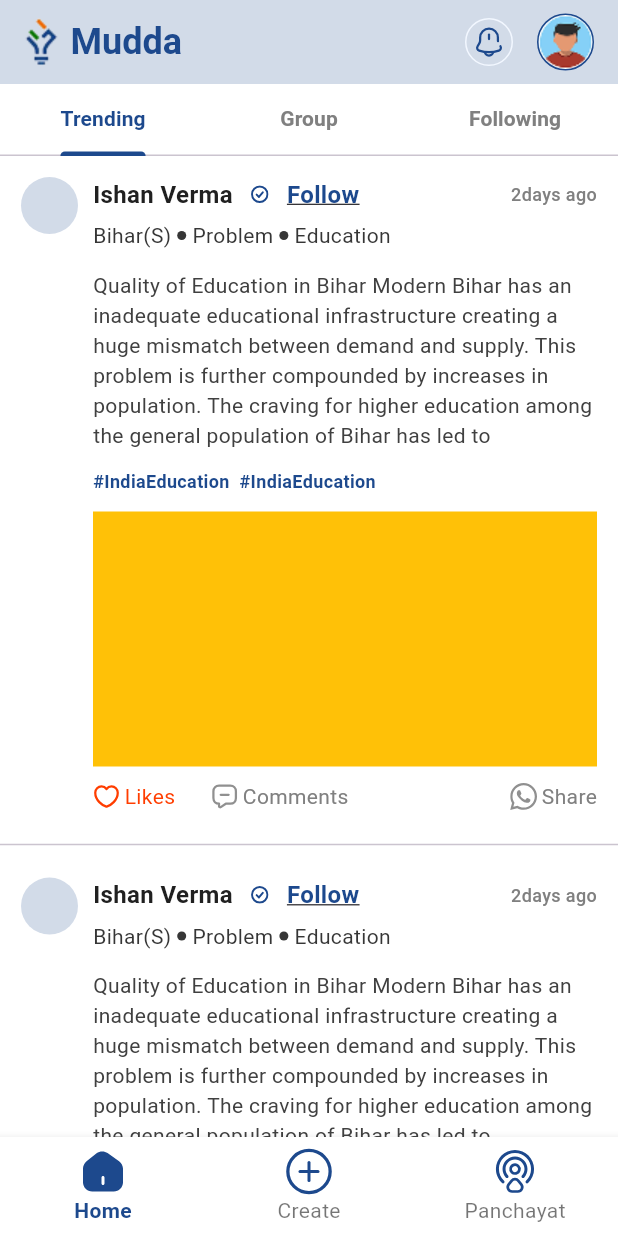
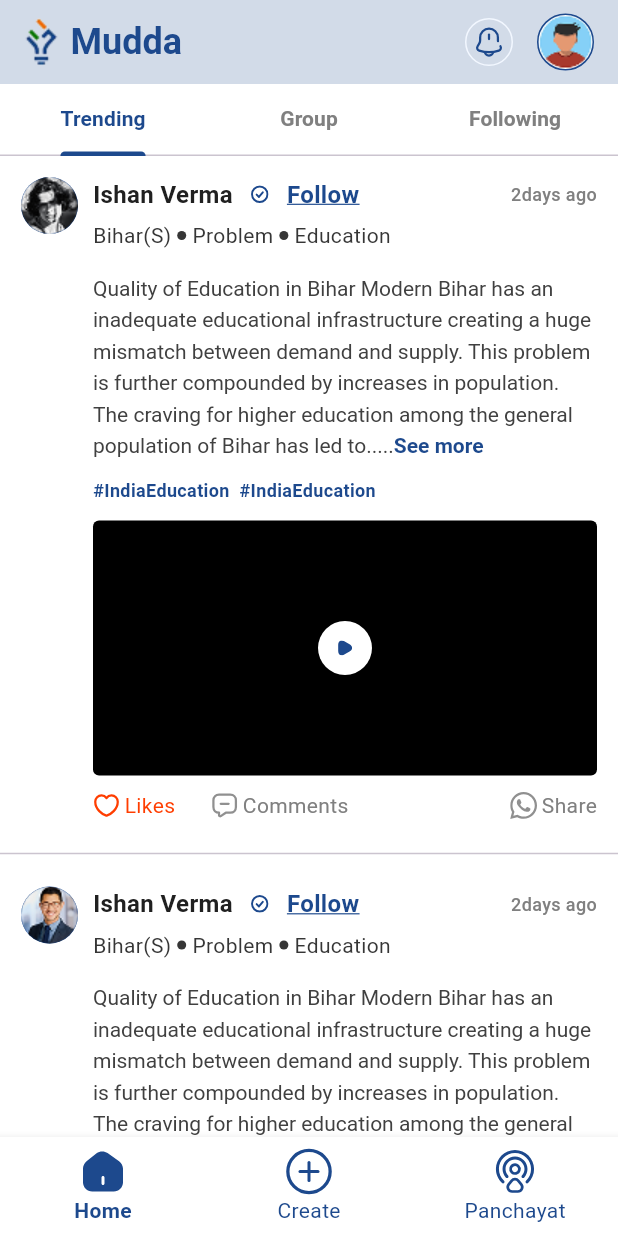
Before and after one commit to muhd-nish4d/aitraTech_technical, a Flutter app: the screen it shows after launch, on a phone screen of 412 x 824 dp. Run offline on Flutter 3.47's test engine with Material 3 defaults, Android fonts, the phone set to English and light mode, and no system bars; our stand-ins replace flutter_svg, visibility_detector, youtube_player_flutter.

```diff
--- a/lib/app/screens/home/view/home_view.dart
+++ b/lib/app/screens/home/view/home_view.dart
@@ -1,11 +1,24 @@
 import 'package:flutter/material.dart';
 import 'package:flutter_svg/svg.dart';
+import 'package:visibility_detector/visibility_detector.dart';
+import 'package:youtube_player/app/screens/home/widgets/player.dart';
 import 'package:youtube_player/const/assets/icons.dart';
+import 'package:youtube_player/const/assets/images.dart';
+import 'package:youtube_player/const/val/values.dart';
+import 'package:youtube_player_flutter/youtube_player_flutter.dart';
 
 import '../../../../const/style/app_colors.dart';
+import '../widgets/post_action.dart';
+import '../widgets/post_desc.dart';
+import '../widgets/post_sub_title.dart';
+import '../widgets/post_title.dart';
 
 class HomeView extends StatelessWidget {
   const HomeView({super.key});
+
+  static ValueNotifier<int> playingIndex = ValueNotifier(-1);
+  static final ValueNotifier<Map<String, Duration>> playbackPositions =
+      ValueNotifier({});
 
   @override
   Widget build(BuildContext context) {
@@ -35,10 +48,33 @@ class HomeView extends StatelessWidget {
           Expanded(
             child: TabBarView(
               children: [
-                ListView.separated(
-                  itemCount: 10,
+                // Outer ValueListenableBuilder to pause videos that go offscreen
+                ValueListenableBuilder(
+                  valueListenable: playingIndex,
+                  builder: (context, playingIndexValue, child) {
+                    // Inner ValueListenableBuilder to restore saved video positions
+                    return ValueListenableBuilder(
+                      valueListenable: playbackPositions,
+                      builder: (context, startFromMap, child) {
+                        return ListView.separated(
+                          itemCount: AppValues.videoUrls.length,
                           itemBuilder: (context, index) {
-                    return Padding(
+                            final videoUrl = AppValues.videoUrls[index];
+                            final videoId =
+                                YoutubePlayer.convertUrlToId(videoUrl)!;
+                            final startFrom =
+                                startFromMap[videoId] ?? Duration.zero;
+
+                            return VisibilityDetector(
+                              key: Key('video_$index'),
+                              onVisibilityChanged: (info) {
+                                // Update currently playing index if video becomes visible
+                                if (info.visibleFraction > 0.5 &&
+                                    playingIndexValue != index) {
+                                  playingIndex.value = index;
+                                }
+                              },
+                              child: Padding(
                                 padding: EdgeInsets.all(14),
                                 child: Row(
                                   crossAxisAlignment: CrossAxisAlignment.start,
@@ -47,106 +83,27 @@ class HomeView extends StatelessWidget {
                                       width: 38,
                                       height: 38,
                                       decoration: BoxDecoration(
+                                        image: DecorationImage(
+                                          image: AssetImage(
+                                            index % 2 == 0
+                                                ? AppImages.userImage1
+                                                : AppImages.userImage2,
+                                          ),
+                                        ),
                                         shape: BoxShape.circle,
-                              color: AppColors.textPrimary.withOpacity(0.2),
+                                        color: AppColors.textPrimary,
                                       ),
                                     ),
                                     SizedBox(width: 10),
                                     Expanded(
                                       child: Column(
                                         children: [
-                                Row(
-                                  spacing: 12,
-                                  children: [
-                                    Text(
-                                      'Ishan Verma',
-                                      style: TextStyle(
-                                        fontWeight: FontWeight.w700,
-                                        fontSize: 16,
-                                        color: AppColors.textTitle,
-                                      ),
-                                    ),
-                                    SvgPicture.asset(
-                                      width: 12,
-                                      height: 12,
-                                      AppIcons.verified,
-                                      semanticsLabel: 'verified',
-                                    ),
-                                    Text(
-                                      'Follow',
-                                      style: TextStyle(
-                                        fontWeight: FontWeight.w700,
-                                        fontSize: 16,
-                                        decoration: TextDecoration.underline,
-                                        color: AppColors.textPrimary,
-                                      ),
-                                    ),
-                                    Spacer(),
-                                    Text(
-                                      '2days ago',
-                                      style: TextStyle(
-                                        fontWeight: FontWeight.w500,
-                                        fontSize: 12,
-                                        color: AppColors.textTabGrey,
-                                      ),
-                                    ),
-                                  ],
-                                ),
+                                          HomePostTitleSection(),
                                           SizedBox(height: 6),
-                                Row(
-                                  spacing: 4,
-                                  children: [
-                                    Text(
-                                      'Bihar(S)',
-                                      style: TextStyle(
-                                        fontWeight: FontWeight.w400,
-                                        fontSize: 14,
-                                        color: AppColors.subtitleDot,
-                                      ),
-                                    ),
-                                    Container(
-                                      width: 6,
-                                      height: 6,
-                                      decoration: BoxDecoration(
-                                        shape: BoxShape.circle,
-                                        color: AppColors.subtitleDot,
-                                      ),
-                                    ),
-                                    Text(
-                                      'Problem',
-                                      style: TextStyle(
-                                        fontWeight: FontWeight.w400,
-                                        fontSize: 14,
-                                        color: AppColors.subtitleDot,
-                                      ),
-                                    ),
-                                    Container(
-                                      width: 6,
-                                      height: 6,
-                                      decoration: BoxDecoration(
-                                        shape: BoxShape.circle,
-                                        color: AppColors.subtitleDot,
-                                      ),
-                                    ),
-                                    Text(
-                                      'Education',
-                                      style: TextStyle(
-                                        fontWeight: FontWeight.w400,
-                                        fontSize: 14,
-                                        color: AppColors.subtitleDot,
-                                      ),
-                                    ),
-                                  ],
-                                ),
+                                          HomePostSubtitleSection(),
                                           SizedBox(height: 13),
-                                Text(
-                                  "Quality of Education in Bihar Modern Bihar has an inadequate educational infrastructure creating a huge mismatch between demand and supply. This problem is further compounded by increases in population. The craving for higher education among the general population of Bihar has led to",
-                                  style: TextStyle(
-                                    fontWeight: FontWeight.w400,
-                                    fontSize: 14,
-                                    color: AppColors.textDesc,
-                                  ),
-                                ),
+                                          DescriptionSection(),
+
                                           SizedBox(height: 12),
                                           Row(
                                             children: [
@@ -161,67 +118,65 @@ class HomeView extends StatelessWidget {
                                             ],
                                           ),
                                           SizedBox(height: 12),
-                                Container(height: 170, color: Colors.amber),
-                                SizedBox(height: 10),
-                                Row(
-                                  children: [
-                                    SvgPicture.asset(
-                                      width: 18,
-                                      height: 18,
-                                      AppIcons.heart,
-                                      semanticsLabel: 'heart',
+                                          Container(
+                                            height: 170,
+                                            decoration: BoxDecoration(
+                                              color: Colors.black,
+                                              borderRadius:
+                                                  BorderRadius.circular(4),
                                             ),
-                                    SizedBox(width: 3),
-                                    Text(
-                                      'Likes',
-                                      style: TextStyle(
-                                        color: AppColors.error,
-                                        fontWeight: FontWeight.w400,
-                                        fontSize: 14,
+                                            child:
+                                                playingIndexValue == index
+                                                    ? YoutubePlayerWidget(
+                                                      videoId: videoId,
+                                                      startFrom: startFrom,
+                                                      onStopped: (pos) {
+                                                        playbackPositions
+                                                                .value[videoId] =
+                                                            pos;
+                                                      },
+                                                    )
+                                                    : Center(
+                                                      child: Container(
+                                                        alignment:
+                                                            Alignment.center,
+                                                        width: 36,
+                                                        height: 36,
+                                                        padding: EdgeInsets.all(
+                                                          10,
+                                                        ),
+                                                        decoration: BoxDecoration(
+                                                          shape:
+                                                              BoxShape.circle,
+                                                          color:
+                                                              AppColors
+                                                                  .background,
+                                                        ),
+                                                        child: SvgPicture.asset(
+                                                          height: 10,
+                                                          width: 10,
+                                                          AppIcons.videoPlay,
+                                                          semanticsLabel:
+                                                              'video',
                                                         ),
                                                       ),
-                                    SizedBox(width: 24),
-                                    SvgPicture.asset(
-                                      width: 18,
-                                      height: 18,
-                                      AppIcons.comments,
-                                      semanticsLabel: 'Comments Logo',
-                                    ),
-                                    SizedBox(width: 3),
-                                    Text(
-                                      'Comments',
-                                      style: TextStyle(
-                                        color: AppColors.textTabGrey,
-                                        fontWeight: FontWeight.w400,
-                                        fontSize: 14,
                                                     ),
                                           ),
-                                    Spacer(),
-                                    SvgPicture.asset(
-                                      width: 18,
-                                      height: 18,
-                                      AppIcons.whatsapp,
-                                      semanticsLabel: 'Whatsapp Logo',
-                                    ),
-                                    SizedBox(width: 3),
-                                    Text(
-                                      'Share',
-                                      style: TextStyle(
-                                        color: AppColors.textTabGrey,
-                                        fontWeight: FontWeight.w400,
-                                        fontSize: 14,
-                                      ),
-                                    ),
-                                  ],
-                                ),
+                                          SizedBox(height: 10),
+                                          PostActionSection(),
                                         ],
                                       ),
                                     ),
                                   ],
                                 ),
+                              ),
                             );
                           },
                           separatorBuilder: (context, index) => Divider(),
+                        );
+                      },
+                    );
+                  },
                 ),
                 Center(child: Text('Group')),
                 Center(child: Text('Following')),
--- /dev/null
+++ b/lib/app/screens/home/widgets/player.dart
@@ -0,0 +1,51 @@
+import 'package:flutter/material.dart';
+import 'package:youtube_player_flutter/youtube_player_flutter.dart';
+
+class YoutubePlayerWidget extends StatefulWidget {
+  final String videoId;
+  final Duration startFrom;
+  final ValueChanged<Duration> onStopped;
+
+  const YoutubePlayerWidget({
+    super.key,
+    required this.videoId,
+    required this.startFrom,
+    required this.onStopped,
+  });
+
+  @override
+  State<YoutubePlayerWidget> createState() => _YoutubePlayerWidgetState();
+}
+
+class _YoutubePlayerWidgetState extends State<YoutubePlayerWidget> {
+  late YoutubePlayerController _controller;
+
+  @override
+  void initState() {
+    super.initState();
+    _controller = YoutubePlayerController(
+      initialVideoId: widget.videoId,
+      flags: const YoutubePlayerFlags(autoPlay: true, mute: false),
+    );
+  }
+
+  @override
+  void dispose() {
+    widget.onStopped(_controller.value.position);
+    _controller.dispose();
+    super.dispose();
+  }
+
+  @override
+  Widget build(BuildContext context) {
+    return YoutubePlayer(
+      controller: _controller,
+      showVideoProgressIndicator: true,
+      onReady: () {
+        if (widget.startFrom > Duration.zero) {
+          _controller.seekTo(widget.startFrom);
+        }
+      },
+    );
+  }
+}
--- /dev/null
+++ b/lib/app/screens/home/widgets/post_action.dart
@@ -0,0 +1,64 @@
+import 'package:flutter/material.dart';
+import 'package:flutter_svg/svg.dart';
+
+import '../../../../const/assets/icons.dart';
+import '../../../../const/style/app_colors.dart';
+
+class PostActionSection extends StatelessWidget {
+  const PostActionSection({super.key});
+
+  @override
+  Widget build(BuildContext context) {
+    return Row(
+      children: [
+        SvgPicture.asset(
+          width: 18,
+          height: 18,
+          AppIcons.heart,
+          semanticsLabel: 'heart',
+        ),
+        SizedBox(width: 3),
+        Text(
+          'Likes',
+          style: TextStyle(
+            color: AppColors.error,
+            fontWeight: FontWeight.w400,
+            fontSize: 14,
+          ),
+        ),
+        SizedBox(width: 24),
+        SvgPicture.asset(
+          width: 18,
+          height: 18,
+          AppIcons.comments,
+          semanticsLabel: 'Comments Logo',
+        ),
+        SizedBox(width: 3),
+        Text(
+          'Comments',
+          style: TextStyle(
+            color: AppColors.textTabGrey,
+            fontWeight: FontWeight.w400,
+            fontSize: 14,
+          ),
+        ),
+        Spacer(),
+        SvgPicture.asset(
+          width: 18,
+          height: 18,
+          AppIcons.whatsapp,
+          semanticsLabel: 'Whatsapp Logo',
+        ),
+        SizedBox(width: 3),
+        Text(
+          'Share',
+          style: TextStyle(
+            color: AppColors.textTabGrey,
+            fontWeight: FontWeight.w400,
+            fontSize: 14,
+          ),
+        ),
+      ],
+    );
+  }
+}
--- /dev/null
+++ b/lib/app/screens/home/widgets/post_desc.dart
@@ -0,0 +1,33 @@
+import 'package:flutter/material.dart';
+
+import '../../../../const/style/app_colors.dart';
+
+class DescriptionSection extends StatelessWidget {
+  const DescriptionSection({super.key});
+
+  @override
+  Widget build(BuildContext context) {
+    return RichText(
+      text: TextSpan(
+        style: TextStyle(
+          fontWeight: FontWeight.w400,
+          fontSize: 14,
+          height: 1.50,
+          color: AppColors.textDesc,
+        ),
+        text:
+            'Quality of Education in Bihar Modern Bihar has an inadequate educational infrastructure creating a huge mismatch between demand and supply. This problem is further compounded by increases in population. The craving for higher education among the general population of Bihar has led to.....',
+        children: [
+          TextSpan(
+            text: 'See more',
+            style: TextStyle(
+              color: AppColors.textPrimary,
+              fontWeight: FontWeight.w700,
+              fontSize: 14,
+            ),
+          ),
+        ],
+      ),
+    );
+  }
+}
--- /dev/null
+++ b/lib/app/screens/home/widgets/post_sub_title.dart
@@ -0,0 +1,56 @@
+import 'package:flutter/material.dart';
+
+import '../../../../const/style/app_colors.dart';
+
+class HomePostSubtitleSection extends StatelessWidget {
+  const HomePostSubtitleSection({super.key});
+
+  @override
+  Widget build(BuildContext context) {
+    return Row(
+      spacing: 4,
+      children: [
+        Text(
+          'Bihar(S)',
+          style: TextStyle(
+            fontWeight: FontWeight.w400,
+            fontSize: 14,
+            color: AppColors.subtitleDot,
+          ),
+        ),
+        Container(
+          width: 6,
+          height: 6,
+          decoration: BoxDecoration(
+            shape: BoxShape.circle,
+            color: AppColors.subtitleDot,
+          ),
+        ),
+        Text(
+          'Problem',
+          style: TextStyle(
+            fontWeight: FontWeight.w400,
+            fontSize: 14,
+            color: AppColors.subtitleDot,
+          ),
+        ),
+        Container(
+          width: 6,
+          height: 6,
+          decoration: BoxDecoration(
+            shape: BoxShape.circle,
+            color: AppColors.subtitleDot,
+          ),
+        ),
+        Text(
+          'Education',
+          style: TextStyle(
+            fontWeight: FontWeight.w400,
+            fontSize: 14,
+            color: AppColors.subtitleDot,
+          ),
+        ),
+      ],
+    );
+  }
+}
--- /dev/null
+++ b/lib/app/screens/home/widgets/post_title.dart
@@ -0,0 +1,51 @@
+import 'package:flutter/material.dart';
+import 'package:flutter_svg/svg.dart';
+
+import '../../../../const/assets/icons.dart';
+import '../../../../const/style/app_colors.dart';
+
+class HomePostTitleSection extends StatelessWidget {
+  const HomePostTitleSection({super.key});
+
+  @override
+  Widget build(BuildContext context) {
+    return Row(
+      spacing: 12,
+      children: [
+        Text(
+          'Ishan Verma',
+          style: TextStyle(
+            fontWeight: FontWeight.w700,
+            fontSize: 16,
+            color: AppColors.textTitle,
+          ),
+        ),
+        SvgPicture.asset(
+          width: 12,
+          height: 12,
+          AppIcons.verified,
+          semanticsLabel: 'verified',
+        ),
+        Text(
+          'Follow',
+          style: TextStyle(
+            fontWeight: FontWeight.w700,
+            fontSize: 16,
+            decorationColor: AppColors.textPrimary,
+            decoration: TextDecoration.underline,
+            color: AppColors.textPrimary,
+          ),
+        ),
+        Spacer(),
+        Text(
+          '2days ago',
+          style: TextStyle(
+            fontWeight: FontWeight.w500,
+            fontSize: 12,
+            color: AppColors.textTabGrey,
+          ),
+        ),
+      ],
+    );
+  }
+}
--- a/lib/app/widgets/bottom_nav_n_appbar.dart
+++ b/lib/app/widgets/bottom_nav_n_appbar.dart
@@ -59,6 +59,7 @@ class MainBottomNavScreen extends StatelessWidget {
       bottomNavigationBar: BottomNavigationBar(
         elevation: 5,
         selectedItemColor: AppColors.textPrimary,
+        unselectedItemColor: AppColors.textPrimary,
         backgroundColor: AppColors.background,
         selectedLabelStyle: TextStyle(
           fontWeight: FontWeight.w700,
--- a/lib/const/assets/images.dart
+++ b/lib/const/assets/images.dart
@@ -2,4 +2,6 @@ class AppImages {
   static const String _basePath = 'assets/images/';
   static const String appIcon = '${_basePath}app_icon.png';
   static const String userIcon = '${_basePath}user.png';
+  static const String userImage1 = '${_basePath}user_one.png';
+  static const String userImage2 = '${_basePath}user_two.png';
 }
--- /dev/null
+++ b/lib/const/val/values.dart
@@ -0,0 +1,9 @@
+class AppValues {
+  static final List<String> videoUrls = [
+    'https://youtu.be/RGg-Qx1rL9U?si=Nj6MjyXwlXyZyXoY',
+    'https://youtu.be/iBVxogg5QwE?si=dxxrn7KOxwtpsGh9',
+    'https://youtu.be/JKIVlNLTauU?si=SWVDxRAA7BkazXoE',
+    'https://youtu.be/a8Nq46qT3Qc?si=zMPLEwCprzetLiwS',
+    'https://youtu.be/o7BcyAd6rqg?si=-KTc86wDhTFFmEx8',
+  ];
+}
```
Also changed, not shown: assets/images/user_one.png (added), assets/images/user_two.png (added), 25 other files. Lines whose indentation alone changed are shown as unchanged.
